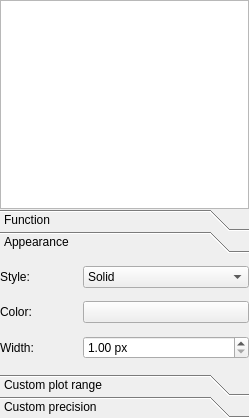
Before: the Qt Designer form src/functionsview.ui in gitGNU/gnu_siplot, drawn with Qt 5.
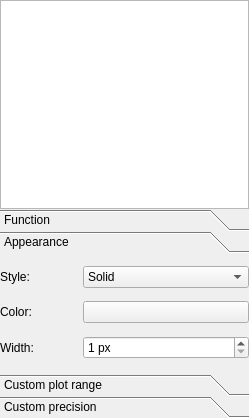
After: the same form once the commit is applied. The open tabs and pages were chosen to show the change.

What changed in the file:
```diff
--- a/src/functionsview.ui
+++ b/src/functionsview.ui
@@ -167,22 +167,6 @@
           </property>
          </widget>
         </item>
-        <item row="3" column="1" colspan="2">
-         <widget class="QDoubleSpinBox" name="m_widthSpin">
-          <property name="suffix">
-           <string> px</string>
-          </property>
-          <property name="minimum">
-           <double>1.000000000000000</double>
-          </property>
-          <property name="maximum">
-           <double>1000.000000000000000</double>
-          </property>
-          <property name="value">
-           <double>1.000000000000000</double>
-          </property>
-         </widget>
-        </item>
         <item row="3" column="0">
          <widget class="QLabel" name="label_3">
           <property name="text">
@@ -190,6 +174,19 @@
           </property>
          </widget>
         </item>
+        <item row="3" column="1" colspan="2">
+         <widget class="QSpinBox" name="m_widthSpin">
+          <property name="suffix">
+           <string> px</string>
+          </property>
+          <property name="minimum">
+           <number>1</number>
+          </property>
+          <property name="maximum">
+           <number>1000</number>
+          </property>
+         </widget>
+        </item>
        </layout>
       </widget>
       <widget class="QWidget" name="page_3">
```
Left out of the diff: 10 changed lines with no effect on the pictures.
